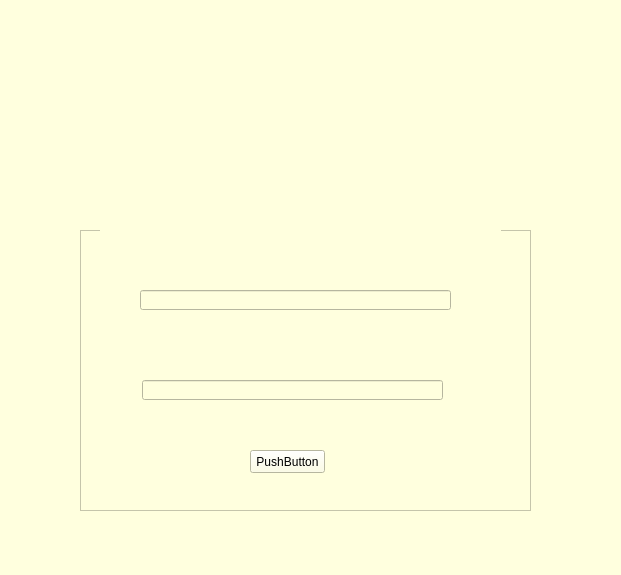
This is gui/screen_save/login_screen.ui in danilobsilv/Pizzaria as Qt 5 draws it before an edit. The edited form follows.
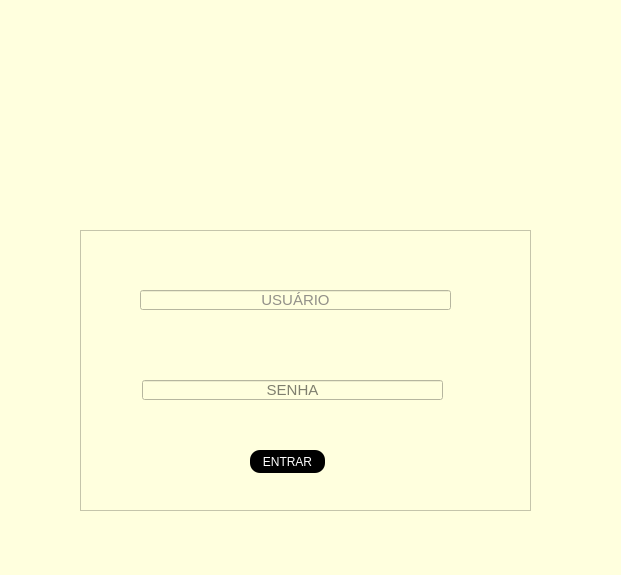
This is the edited form. Icons and pictures are not drawn.

```diff
--- a/gui/screen_save/login_screen.ui
+++ b/gui/screen_save/login_screen.ui
@@ -44,6 +44,20 @@
        <height>20</height>
       </rect>
      </property>
+     <property name="font">
+      <font>
+       <pointsize>11</pointsize>
+      </font>
+     </property>
+     <property name="styleSheet">
+      <string notr="true">color: rgb(37, 34, 51)</string>
+     </property>
+     <property name="alignment">
+      <set>Qt::AlignCenter</set>
+     </property>
+     <property name="placeholderText">
+      <string>USUÁRIO</string>
+     </property>
     </widget>
     <widget class="QLineEdit" name="lineEdit_2">
      <property name="geometry">
@@ -54,6 +68,20 @@
        <height>20</height>
       </rect>
      </property>
+     <property name="font">
+      <font>
+       <pointsize>11</pointsize>
+      </font>
+     </property>
+     <property name="echoMode">
+      <enum>QLineEdit::Password</enum>
+     </property>
+     <property name="alignment">
+      <set>Qt::AlignCenter</set>
+     </property>
+     <property name="placeholderText">
+      <string>SENHA</string>
+     </property>
     </widget>
     <widget class="QPushButton" name="pushButton">
      <property name="geometry">
@@ -64,8 +92,26 @@
        <height>23</height>
       </rect>
      </property>
+     <property name="cursor">
+      <cursorShape>PointingHandCursor</cursorShape>
+     </property>
+     <property name="styleSheet">
+      <string notr="true">QPushButton{
+
+	background-color: rgb(0,0,0);
+	color: rgb(255,255,255);
+	border-radius: 10px
+}
+
+QPushButton:hover{
+	background-color: rgb(255,255,255);
+	color: rgb(0,0,0)
+
+}
+	</string>
+     </property>
      <property name="text">
-      <string>PushButton</string>
+      <string>ENTRAR</string>
      </property>
     </widget>
    </widget>
@@ -74,8 +120,8 @@
      <rect>
       <x>100</x>
       <y>30</y>
-      <width>401</width>
-      <height>201</height>
+      <width>421</width>
+      <height>181</height>
      </rect>
     </property>
     <property name="text">
```
Left out of the diff: 18 changed lines with no effect on the pictures.
